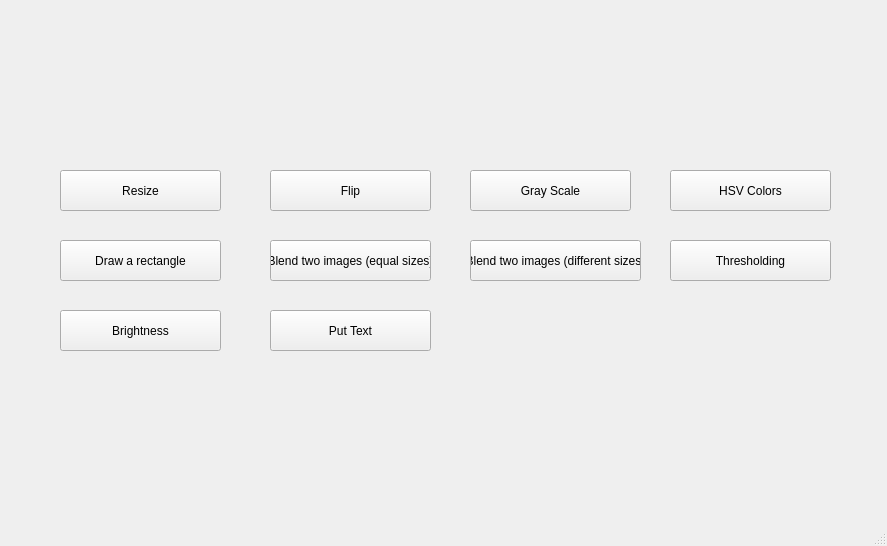
This is main.ui in Hossamster/Edit-Image-App as Qt 5 draws it before an edit. The edited form follows.
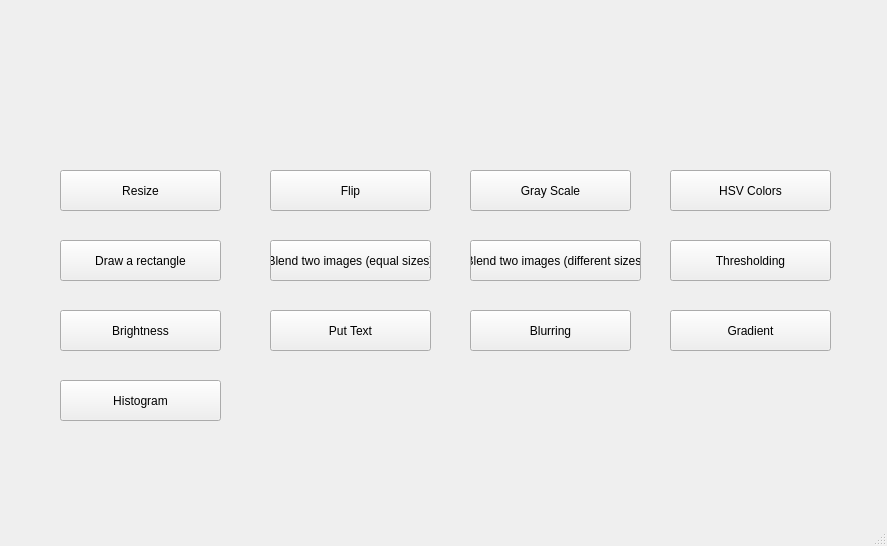
This is the edited form. Icons and pictures are not drawn.

```diff
--- a/main.ui
+++ b/main.ui
@@ -2388,6 +2388,45 @@
      <string>Put Text</string>
     </property>
    </widget>
+   <widget class="QPushButton" name="blurring">
+    <property name="geometry">
+     <rect>
+      <x>470</x>
+      <y>310</y>
+      <width>161</width>
+      <height>41</height>
+     </rect>
+    </property>
+    <property name="text">
+     <string>Blurring</string>
+    </property>
+   </widget>
+   <widget class="QPushButton" name="gradient">
+    <property name="geometry">
+     <rect>
+      <x>670</x>
+      <y>310</y>
+      <width>161</width>
+      <height>41</height>
+     </rect>
+    </property>
+    <property name="text">
+     <string>Gradient</string>
+    </property>
+   </widget>
+   <widget class="QPushButton" name="histogram">
+    <property name="geometry">
+     <rect>
+      <x>60</x>
+      <y>380</y>
+      <width>161</width>
+      <height>41</height>
+     </rect>
+    </property>
+    <property name="text">
+     <string>Histogram</string>
+    </property>
+   </widget>
   </widget>
   <widget class="QMenuBar" name="menubar">
    <property name="geometry">
```
